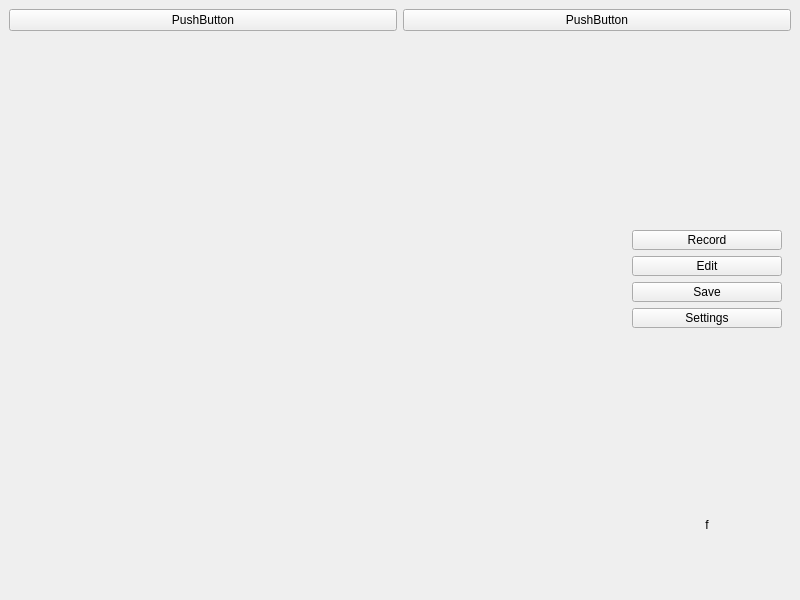
Old version of the form mainwindow.ui in the repository Arsenal591/GifRecorder.
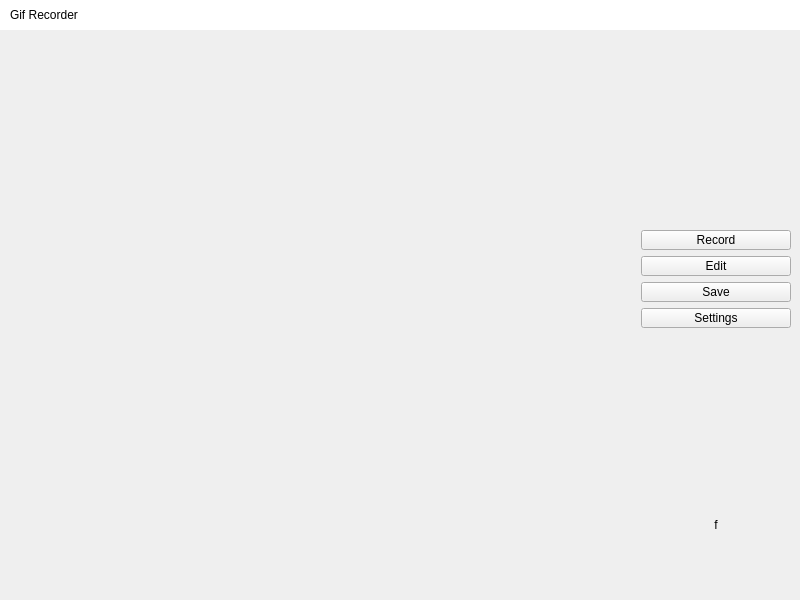
New version of the form. Custom widgets are drawn as their Qt base class.

Patch:
```diff
--- a/mainwindow.ui
+++ b/mainwindow.ui
@@ -15,34 +15,106 @@
   </property>
   <widget class="QWidget" name="centralwidget">
    <layout class="QVBoxLayout" name="verticalLayout">
+    <property name="leftMargin">
+     <number>0</number>
+    </property>
+    <property name="topMargin">
+     <number>0</number>
+    </property>
+    <property name="rightMargin">
+     <number>0</number>
+    </property>
     <item>
      <layout class="QVBoxLayout" name="verticalLayout_2" stretch="0,1">
       <item>
-       <layout class="QHBoxLayout" name="horizontalLayout_5">
-        <item>
-         <widget class="QPushButton" name="pushButton">
-          <property name="text">
-           <string>PushButton</string>
-          </property>
-         </widget>
-        </item>
-        <item>
-         <widget class="QPushButton" name="pushButton_2">
-          <property name="text">
-           <string>PushButton</string>
-          </property>
-         </widget>
-        </item>
-       </layout>
+       <widget class="QWidget" name="titieBar" native="true">
+        <property name="sizePolicy">
+         <sizepolicy hsizetype="Preferred" vsizetype="Fixed">
+          <horstretch>0</horstretch>
+          <verstretch>0</verstretch>
+         </sizepolicy>
+        </property>
+        <property name="minimumSize">
+         <size>
+          <width>0</width>
+          <height>30</height>
+         </size>
+        </property>
+        <property name="maximumSize">
+         <size>
+          <width>16777215</width>
+          <height>30</height>
+         </size>
+        </property>
+        <property name="styleSheet">
+         <string notr="true">background-color: rgb(255, 255, 255);</string>
+        </property>
+        <layout class="QHBoxLayout" name="horizontalLayout_5">
+         <property name="spacing">
+          <number>0</number>
+         </property>
+         <property name="leftMargin">
+          <number>10</number>
+         </property>
+         <property name="topMargin">
+          <number>0</number>
+         </property>
+         <property name="rightMargin">
+          <number>0</number>
+         </property>
+         <property name="bottomMargin">
+          <number>0</number>
+         </property>
+         <item>
+          <widget class="QLabel" name="label">
+           <property name="text">
+            <string>Gif Recorder</string>
+           </property>
+          </widget>
+         </item>
+        </layout>
+       </widget>
       </item>
       <item>
-       <layout class="QHBoxLayout" name="horizontalLayout_6" stretch="1,0">
+       <layout class="QHBoxLayout" name="horizontalLayout_6" stretch="0,1,0,0">
         <property name="bottomMargin">
          <number>50</number>
         </property>
+        <item>
+         <spacer name="verticalSpacer_3">
+          <property name="orientation">
+           <enum>Qt::Vertical</enum>
+          </property>
+          <property name="sizeType">
+           <enum>QSizePolicy::Fixed</enum>
+          </property>
+          <property name="sizeHint" stdset="0">
+           <size>
+            <width>20</width>
+            <height>40</height>
+           </size>
+          </property>
+         </spacer>
+        </item>
         <item>
          <widget class="QWidget" name="camera" native="true"/>
         </item>
+        <item>
+         <spacer name="horizontalSpacer">
+          <property name="orientation">
+           <enum>Qt::Horizontal</enum>
+          </property>
+          <property name="sizeType">
+           <enum>QSizePolicy::Fixed</enum>
+          </property>
+          <property name="sizeHint" stdset="0">
+           <size>
+            <width>30</width>
+            <height>20</height>
+           </size>
+          </property>
+         </spacer>
+        </item>
         <item>
          <widget class="SilentWidget" name="widget" native="true">
           <property name="styleSheet">
```
